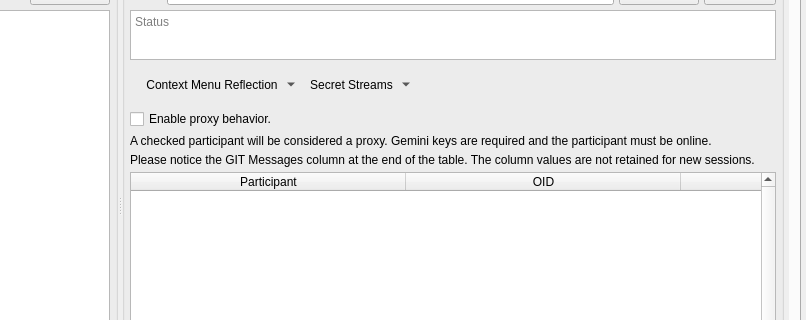
First picture: the form in Source/UI/spot-on-controlcenter.ui, repository textbrowser/spot-on, before the edit; both pictures show x 194 to 1000 and y 107 to 427 of the 1000 by 800 pixel window.
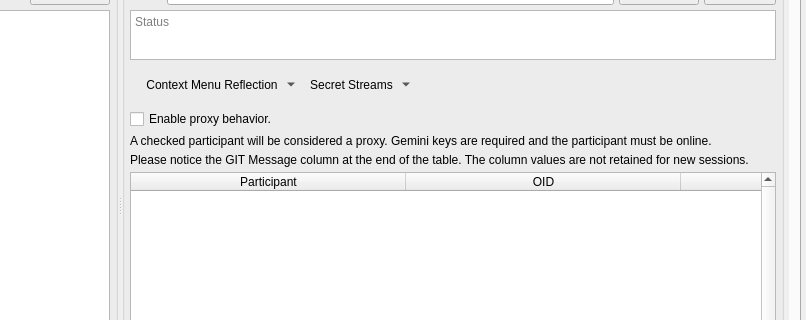
Second picture: the form after the edit. The open tabs and pages were chosen to show the change. Icons and pictures are not drawn. Custom widgets are drawn as their Qt base class.

Diff of the .ui file:
```diff
--- a/Source/UI/spot-on-controlcenter.ui
+++ b/Source/UI/spot-on-controlcenter.ui
@@ -536,8 +536,8 @@
                <rect>
                 <x>0</x>
                 <y>0</y>
-                <width>436</width>
-                <height>607</height>
+                <width>962</width>
+                <height>672</height>
                </rect>
               </property>
               <layout class="QHBoxLayout" name="horizontalLayout_25">
@@ -853,7 +853,7 @@
                      <item>
                       <widget class="QLabel" name="label_124">
                        <property name="text">
-                        <string>Please notice the GIT Messages column at the end of the table. The column values are not retained for new sessions.</string>
+                        <string>Please notice the GIT Message column at the end of the table. The column values are not retained for new sessions.</string>
                        </property>
                        <property name="wordWrap">
                         <bool>true</bool>
```
Left out of the diff: 2 changed lines with no effect on the pictures.
